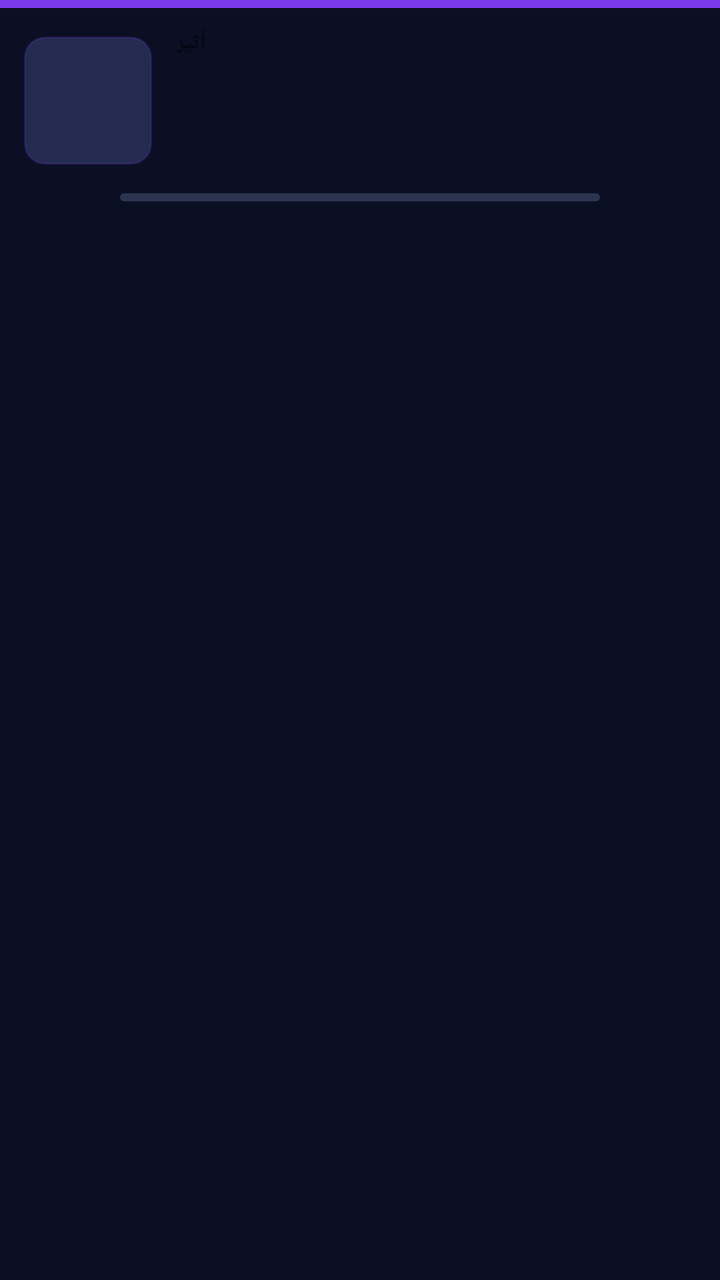
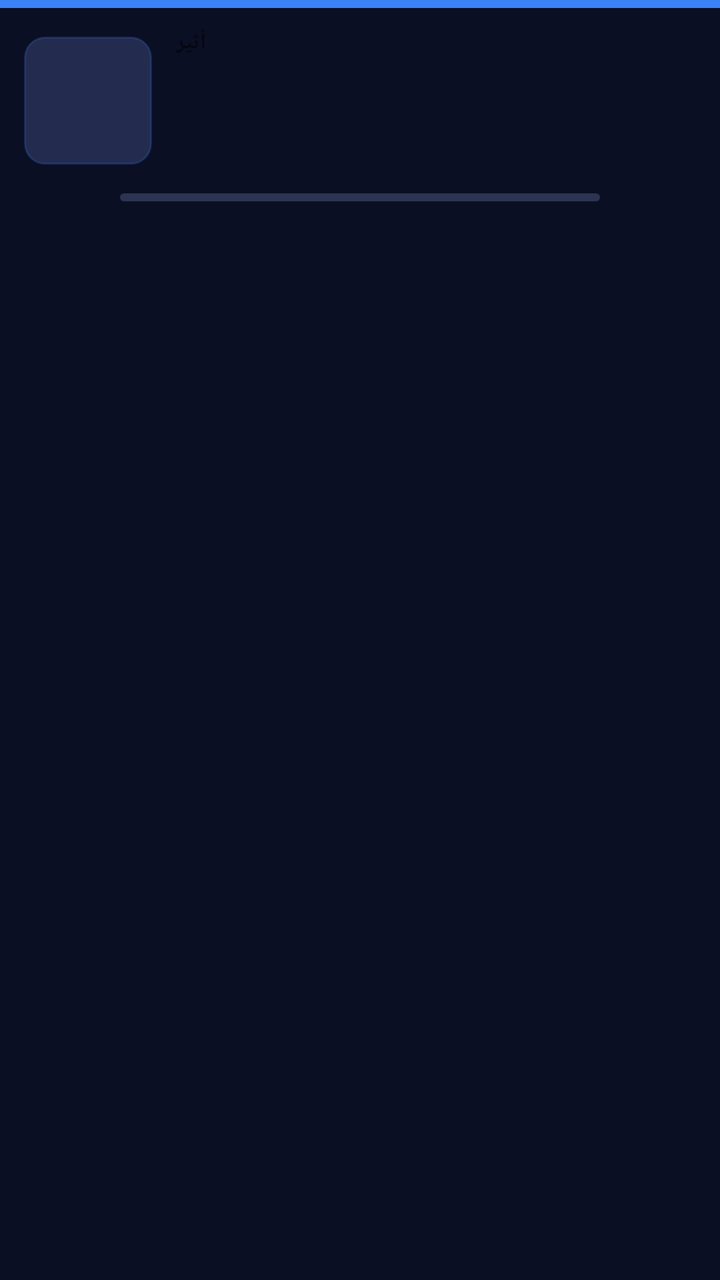

An Android layout rendered at two revisions. The XML below is the earlier revision; the diff shows what the commit changed to produce the second picture.
<!-- AndroidManifest.xml: application theme Theme.Audiobook -->
<!-- res/layout/notification_ather_panel.xml -->
<?xml version="1.0" encoding="utf-8"?>
<LinearLayout xmlns:android="http://schemas.android.com/apk/res/android"
    android:id="@+id/ather_panel_root"
    android:layout_width="match_parent"
    android:layout_height="wrap_content"
    android:layoutDirection="locale"
    android:orientation="vertical"
    android:background="#0B0F24">

    <LinearLayout
        android:id="@+id/ather_panel_bar"
        android:layout_width="match_parent"
        android:layout_height="4dp"
        android:orientation="vertical"
        android:background="#7C3AED" />

    <LinearLayout
        android:layout_width="match_parent"
        android:layout_height="wrap_content"
        android:orientation="horizontal"
        android:gravity="center_vertical"
        android:paddingLeft="12dp"
        android:paddingRight="12dp"
        android:paddingTop="10dp"
        android:paddingBottom="10dp">

        <ImageView
            android:id="@+id/ather_panel_cover"
            android:layout_width="64dp"
            android:layout_height="64dp"
            android:background="@drawable/bg_notif_cover"
            android:contentDescription="@null"
            android:scaleType="centerCrop" />

        <LinearLayout
            android:layout_width="0dp"
            android:layout_height="wrap_content"
            android:layout_weight="1"
            android:layout_marginStart="12dp"
            android:layout_marginEnd="8dp"
            android:orientation="vertical">

            <TextView
                android:id="@+id/ather_panel_app"
                android:layout_width="wrap_content"
                android:layout_height="wrap_content"
                android:singleLine="true"
                android:letterSpacing="0.18"
                android:text="أثير"
                android:textSize="11sp"
                android:textStyle="bold" />

            <TextView
                android:id="@+id/ather_panel_title"
                android:layout_width="match_parent"
                android:layout_height="wrap_content"
                android:layout_marginTop="2dp"
                android:singleLine="true"
                android:ellipsize="end"
                android:textColor="#EDF2FF"
                android:textSize="16sp"
                android:textStyle="bold" />

            <TextView
                android:id="@+id/ather_panel_chapter"
                android:layout_width="match_parent"
                android:layout_height="wrap_content"
                android:singleLine="true"
                android:ellipsize="end"
                android:textColor="#A9B2CC"
                android:textSize="13sp" />

            <TextView
                android:id="@+id/ather_panel_author"
                android:layout_width="match_parent"
                android:layout_height="wrap_content"
                android:singleLine="true"
                android:ellipsize="end"
                android:textColor="#A9B2CC"
                android:textSize="12sp" />

            
            <TextView
                android:id="@+id/ather_panel_sleep"
                android:layout_width="match_parent"
                android:layout_height="wrap_content"
                android:singleLine="true"
                android:ellipsize="end"
                android:textColor="#A9B2CC"
                android:textSize="12sp"
                android:visibility="gone" />
        </LinearLayout>
    </LinearLayout>

    <ProgressBar
        android:id="@+id/ather_panel_progress"
        style="?android:attr/progressBarStyleHorizontal"
        android:layout_width="match_parent"
        android:layout_height="4dp"
        android:layout_marginLeft="60dp"
        android:layout_marginRight="60dp"
        android:layout_marginBottom="2dp"
        android:max="100"
        android:progress="0"
        android:progressDrawable="@drawable/notif_progress"
        android:indeterminate="false" />

    <LinearLayout
        android:layout_width="match_parent"
        android:layout_height="wrap_content"
        android:orientation="horizontal"
        android:gravity="center"
        android:paddingLeft="8dp"
        android:paddingRight="8dp"
        android:paddingTop="4dp"
        android:paddingBottom="8dp">

        <ImageButton
            android:id="@+id/ather_panel_prev"
            android:layout_width="0dp"
            android:layout_height="48dp"
            android:layout_weight="1"
            android:background="@android:color/transparent"
            android:contentDescription="@null"
            android:scaleType="centerInside" />

        <ImageButton
            android:id="@+id/ather_panel_play"
            android:layout_width="0dp"
            android:layout_height="48dp"
            android:layout_weight="1"
            android:background="@android:color/transparent"
            android:contentDescription="@null"
            android:scaleType="centerInside" />

        <ImageButton
            android:id="@+id/ather_panel_next"
            android:layout_width="0dp"
            android:layout_height="48dp"
            android:layout_weight="1"
            android:background="@android:color/transparent"
            android:contentDescription="@null"
            android:scaleType="centerInside" />

        <ImageButton
            android:id="@+id/ather_panel_back15"
            android:layout_width="0dp"
            android:layout_height="48dp"
            android:layout_weight="1"
            android:background="@android:color/transparent"
            android:contentDescription="@null"
            android:scaleType="centerInside" />

        <ImageButton
            android:id="@+id/ather_panel_fwd15"
            android:layout_width="0dp"
            android:layout_height="48dp"
            android:layout_weight="1"
            android:background="@android:color/transparent"
            android:contentDescription="@null"
            android:scaleType="centerInside" />
    </LinearLayout>
</LinearLayout>
<!-- resources referenced by this layout -->
<resources>
  <!-- drawable bg_notif_cover (drawable) -->
  <?xml version="1.0" encoding="utf-8"?>
  <shape xmlns:android="http://schemas.android.com/apk/res/android"
      android:shape="rectangle">
      <solid android:color="#232C4F" />
      <corners android:radius="10dp" />
      <stroke
          android:width="1dp"
          android:color="#337C3AED" />
  </shape>
  <!-- drawable notif_progress (drawable) -->
  <?xml version="1.0" encoding="utf-8"?>
  <layer-list xmlns:android="http://schemas.android.com/apk/res/android">
      <item android:id="@android:id/background">
          <shape android:shape="rectangle">
              <corners android:radius="3dp" />
              <solid android:color="#33A8C6FF" />
          </shape>
      </item>
      <item android:id="@android:id/progress">
          <scale android:scaleWidth="100%">
              <shape android:shape="rectangle">
                  <corners android:radius="3dp" />
                  <solid android:color="#A78BFA" />
              </shape>
          </scale>
      </item>
  </layer-list>
  <style name="Theme.Audiobook" parent="android:style/Theme.Material.Light.NoActionBar" />
</resources>

<!-- the commit's change to res/layout/notification_ather_panel.xml (unified diff, before → after) -->
@@ -12,7 +12,7 @@
         android:layout_width="match_parent"
         android:layout_height="4dp"
         android:orientation="vertical"
-        android:background="#7C3AED" />
+        android:background="#3B82F6" />
 
     <LinearLayout
         android:layout_width="match_parent"
<!-- resource entries referenced after the edit -->
@@ -8,7 +8,7 @@
       <corners android:radius="10dp" />
       <stroke
           android:width="1dp"
-          android:color="#337C3AED" />
+          android:color="#333B82F6" />
   </shape>
   <!-- drawable notif_progress (drawable) -->
   <?xml version="1.0" encoding="utf-8"?>
@@ -23,7 +23,7 @@
           <scale android:scaleWidth="100%">
               <shape android:shape="rectangle">
                   <corners android:radius="3dp" />
-                  <solid android:color="#A78BFA" />
+                  <solid android:color="#93C5FD" />
               </shape>
           </scale>
       </item>
